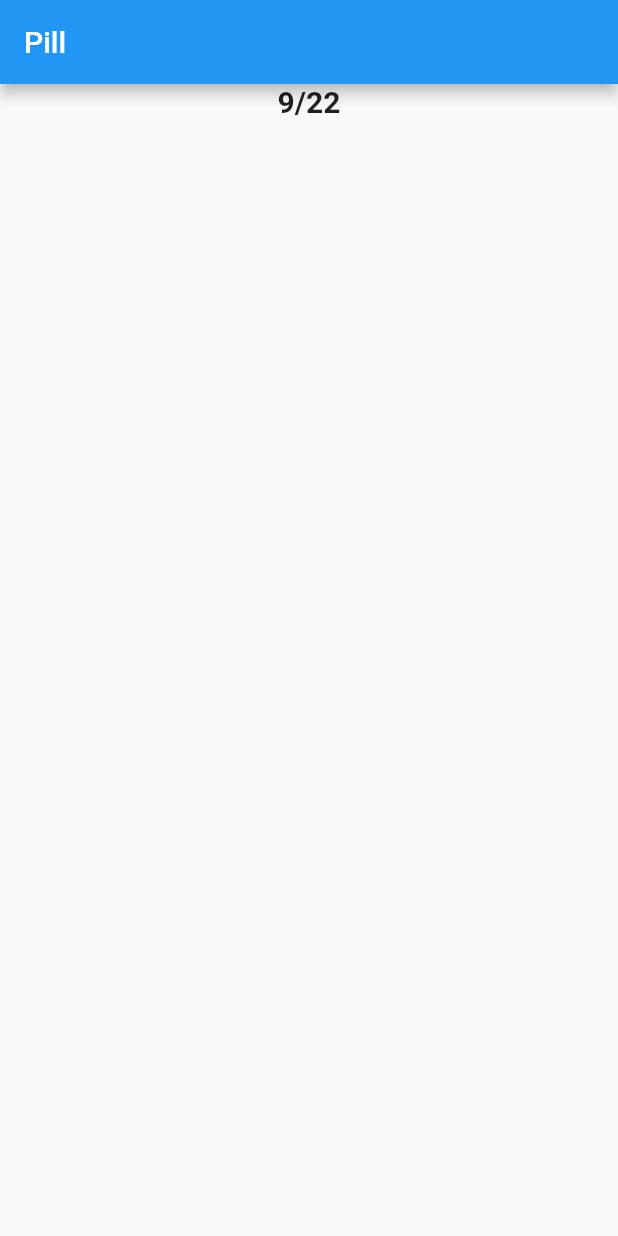
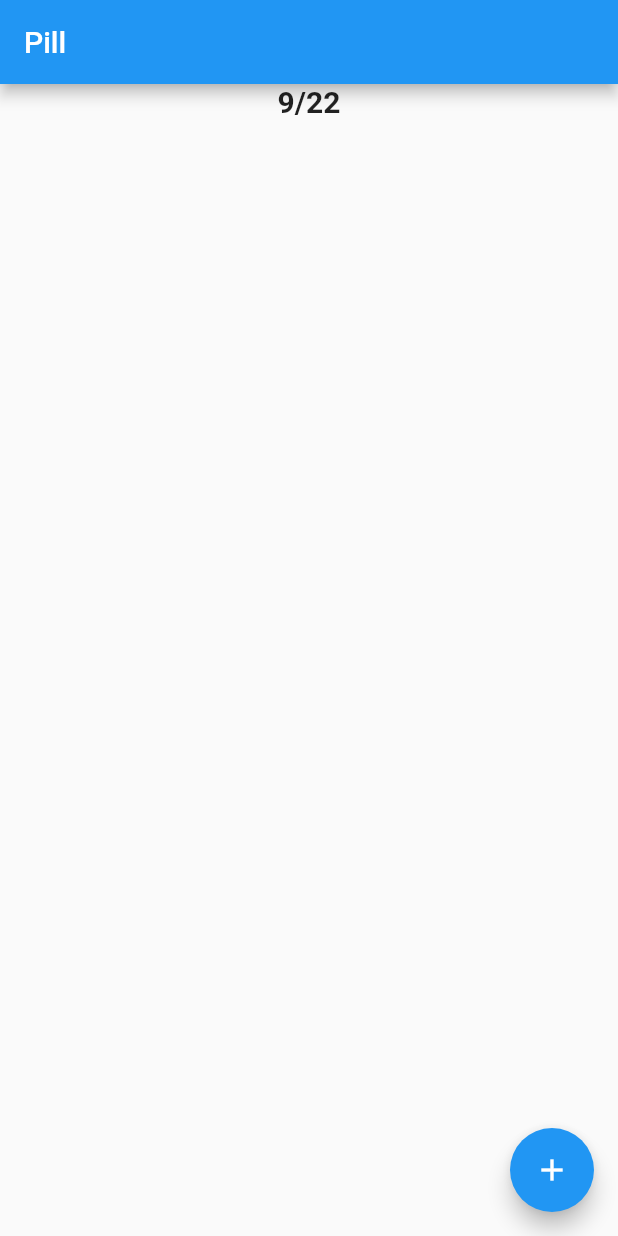
Before and after one commit to TomerPacific/Pill, a Flutter app: the screen it shows after launch, on a phone screen of 412 x 824 dp. Run offline on Flutter 3.47's test engine with Material 2 defaults, Android fonts, the phone set to English and light mode, and no system bars.

Commit message:
Pill adding fab to main layout

```diff
--- a/pill/lib/main.dart
+++ b/pill/lib/main.dart
@@ -35,14 +35,16 @@ class _MyHomePageState extends State<MyHomePage> {
       appBar: AppBar(
         title: Text(widget.title),
       ),
-      body: Center(
-        child: Column(
+      body: Column(
           mainAxisAlignment: MainAxisAlignment.start,
           children: <Widget>[
             new DayWidget(date: DateTime.now())
           ],
         ),
-      ),
-    );
+      floatingActionButton: new FloatingActionButton(
+          onPressed: () {},
+          child: Icon(Icons.add)
+        ),
+      );
   }
 }
```
